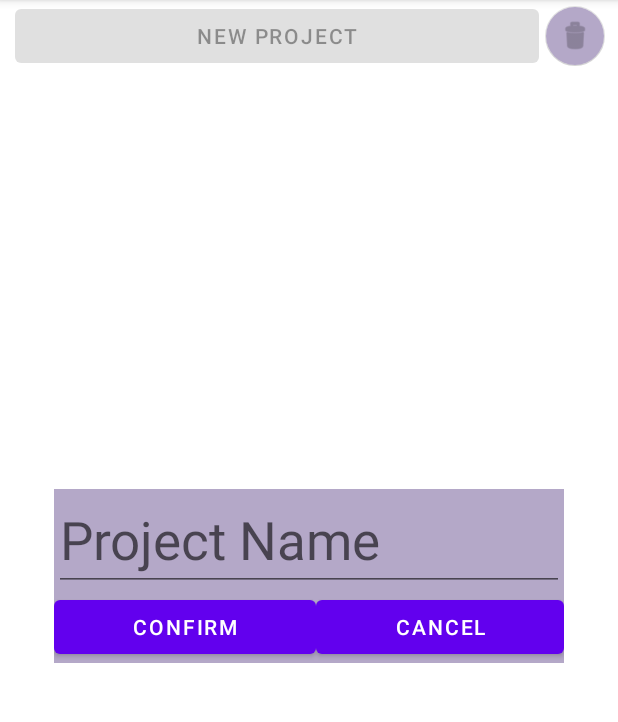
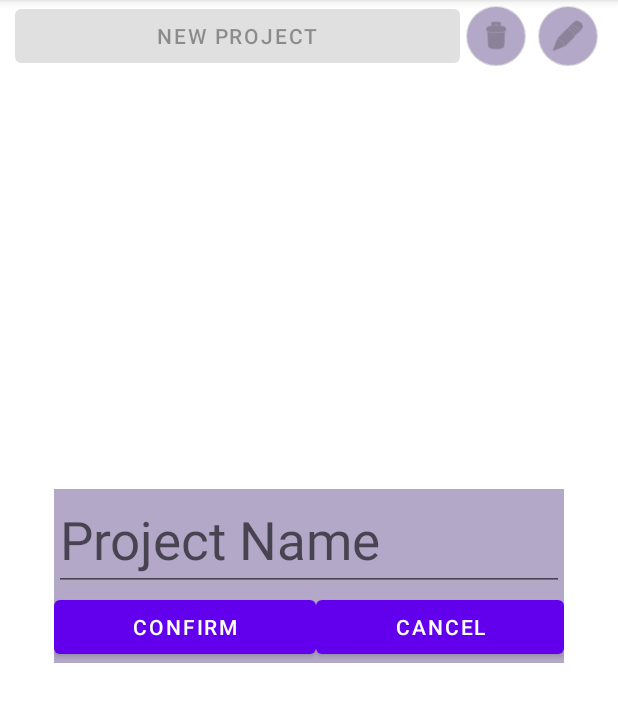
Before and after one commit to KatrinaGW/Stitcher-Personal-Project, an Android app: the screen it shows after launch (DisplayProjectsActivity), after a tap on "NEW PROJECT", on a phone screen of 412 x 824 dp, the part 84-806 px from its top. Run offline under Robolectric (Android 15) with nearby library versions, the phone set to English and light mode, and no system bars; our stand-ins replace Firebase (no records; nobody signed in at launch, a user with empty details on screens opened directly).

Commit message:
enable project renaming

```diff
--- /dev/null
+++ b/app/src/main/java/com/example/stitcher/Actions.java
@@ -0,0 +1,18 @@
+package com.example.stitcher;
+
+public enum Actions {
+    NO_ACTION("no_action"),
+    UPDATING("updating"),
+    DELETING("deleting"),
+    ADDING("adding");
+
+    private String value;
+
+    Actions(String valueName) {
+        this.value = valueName;
+    }
+
+    public String getValue() {
+        return value;
+    }
+}
--- a/app/src/main/java/com/example/stitcher/DisplayProjectsActivity.java
+++ b/app/src/main/java/com/example/stitcher/DisplayProjectsActivity.java
@@ -20,6 +20,7 @@ import com.example.stitcher.models.Project;
 import com.google.android.material.floatingactionbutton.FloatingActionButton;
 
 import java.util.ArrayList;
+import java.util.Objects;
 import java.util.UUID;
 import java.util.function.Function;
 
@@ -29,7 +30,9 @@ public class DisplayProjectsActivity extends AppCompatActivity implements EnterT
     ListView projectsListview;
     Button newProjectBtn;
     FloatingActionButton deleteProjectBtn;
-    private boolean deletingProject;
+    FloatingActionButton editProjectBtn;
+    private String currentAction;
+    private Project clickedProject;
 
     @Override
     protected void onCreate(Bundle savedInstanceState) {
@@ -41,21 +44,30 @@ public class DisplayProjectsActivity extends AppCompatActivity implements EnterT
     @Override
     protected void onResume() {
         super.onResume();
+        currentAction = Actions.NO_ACTION.getValue();
         init();
     }
 
     private void init(){
-        deletingProject = false;
         projectsListview = findViewById(R.id.strings_listview);
         newProjectBtn = findViewById(R.id.new_project_btn);
         deleteProjectBtn = findViewById(R.id.delete_project_fab);
+        editProjectBtn = findViewById(R.id.edit_project_fab);
         setProjectsArrayAdapter();
         setListeners();
     }
 
-    private void toggleDeleting(){
-        deletingProject = !deletingProject;
-        newProjectBtn.setEnabled(!deletingProject);
+    private void setCurrentAction(String newAction){
+        currentAction = newAction;
+        boolean isNoAction = currentAction.equals(Actions.NO_ACTION.getValue());
+
+        projectsListview.setVisibility(
+                currentAction.equals(Actions.DELETING.getValue()) || isNoAction
+                        || currentAction.equals(Actions.UPDATING.getValue()) ?
+                        View.VISIBLE : View.GONE);
+        newProjectBtn.setEnabled(isNoAction);
+        deleteProjectBtn.setEnabled(isNoAction || currentAction.equals(Actions.DELETING.getValue()));
+        editProjectBtn.setEnabled(isNoAction || currentAction.equals(Actions.UPDATING.getValue()));
     }
 
     private void setListeners(){
@@ -63,21 +75,22 @@ public class DisplayProjectsActivity extends AppCompatActivity implements EnterT
         deleteProjectBtn.setOnClickListener(new View.OnClickListener() {
             @Override
             public void onClick(View v) {
-                toggleDeleting();
+                setCurrentAction(currentAction.equals(Actions.DELETING.getValue()) ?
+                        Actions.NO_ACTION.getValue() : Actions.DELETING.getValue());
             }
         });
 
         projectsListview.setOnItemClickListener(new AdapterView.OnItemClickListener() {
             @Override
             public void onItemClick(AdapterView<?> parent, View view, int position, long id) {
-                Project clickedProject = projects.get(position);
+                clickedProject = projects.get(position);
 
-                if(!deletingProject){
+                if(currentAction.equals(Actions.NO_ACTION.getValue())){
                     Intent projectIntent = new Intent(DisplayProjectsActivity.this, DisplayProject.class);
                     projectIntent.putExtra(ViewConstants.SELECTED_PROJECT.getValue(), clickedProject);
 
                     startActivity(projectIntent);
-                }else{
+                }else if(currentAction.equals(Actions.DELETING.getValue())){
                     ProjectHandler projectHandler = new ProjectHandler();
 
                     projectHandler.deleteProject(clickedProject)
@@ -86,7 +99,7 @@ public class DisplayProjectsActivity extends AppCompatActivity implements EnterT
                                         @Override
                                         public void run() {
                                             if(success){
-                                                toggleDeleting();
+                                                setCurrentAction(Actions.NO_ACTION.getValue());
                                                 setProjectsArrayAdapter();
                                             }else{
                                                 Log.e(TAG, "Something went wrong when deleting the project!");
@@ -100,16 +113,35 @@ public class DisplayProjectsActivity extends AppCompatActivity implements EnterT
                                     return null;
                                 }
                             });
+                } else if (currentAction.equals(Actions.UPDATING.getValue())) {
+                    projectsListview.setVisibility(View.GONE);
+                    Bundle bundle = new Bundle();
+                    bundle.putInt(ViewConstants.FRAGMENT_HINT_MSG.getValue(), R.string.project_name_hint);
+                    bundle.putInt(ViewConstants.FRAGMENT_ERROR_MSG.getValue(), R.string.project_name_error_msg);
+                    bundle.putString(ViewConstants.FRAGMENT_EXISTING_STRING.getValue(), clickedProject.getName());
+                    EnterTextFragment fragment = new EnterTextFragment();
+                    fragment.setArguments(bundle);
+                    getSupportFragmentManager()
+                            .beginTransaction()
+                            .add(R.id.project_name_fragment_container, EnterTextFragment.class, null)
+                            .replace(R.id.project_name_fragment_container, fragment, null)
+                            .commit();
+
                 }
+            }
+        });
+
+        editProjectBtn.setOnClickListener(new View.OnClickListener() {
+            @Override
+            public void onClick(View v) {
+                setCurrentAction(Actions.UPDATING.getValue());
             }
         });
 
         newProjectBtn.setOnClickListener(new View.OnClickListener() {
             @Override
             public void onClick(View v) {
-                projectsListview.setVisibility(View.GONE);
-                newProjectBtn.setEnabled(false);
-                deleteProjectBtn.setEnabled(false);
+                setCurrentAction(Actions.ADDING.getValue());
 
                 Bundle bundle = new Bundle();
                 bundle.putInt(ViewConstants.FRAGMENT_HINT_MSG.getValue(), R.string.project_name_hint);
@@ -118,8 +150,8 @@ public class DisplayProjectsActivity extends AppCompatActivity implements EnterT
                 fragment.setArguments(bundle);
                 getSupportFragmentManager()
                         .beginTransaction()
-                        .add(R.id.new_project_fragment_container, EnterTextFragment.class, null)
-                        .replace(R.id.new_project_fragment_container, fragment, null)
+                        .add(R.id.project_name_fragment_container, EnterTextFragment.class, null)
+                        .replace(R.id.project_name_fragment_container, fragment, null)
                         .commit();
             }
         });
@@ -157,18 +189,21 @@ public class DisplayProjectsActivity extends AppCompatActivity implements EnterT
 
     @Override
     public void dismissFragment() {
-        newProjectBtn.setEnabled(true);
-        projectsListview.setVisibility(View.VISIBLE);
-        deleteProjectBtn.setEnabled(true);
+//        newProjectBtn.setEnabled(true);
+//        projectsListview.setVisibility(View.VISIBLE);
+//        deleteProjectBtn.setEnabled(true);
+
+        setCurrentAction(Actions.NO_ACTION.getValue());
 
         getSupportFragmentManager().beginTransaction().
-                remove(getSupportFragmentManager().findFragmentById(R.id.new_project_fragment_container)).commit();
+                remove(getSupportFragmentManager().findFragmentById(R.id.project_name_fragment_container)).commit();
     }
 
     @Override
     public void createNew(String input) {
         ProjectHandler projectHandler = new ProjectHandler();
 
+        if(currentAction.equals(Actions.ADDING.getValue())){
             projectHandler.createNewProject(new Project(UUID.randomUUID().toString(), input))
                     .thenAccept(success ->
                             runOnUiThread(new Runnable() {
@@ -189,5 +224,30 @@ public class DisplayProjectsActivity extends AppCompatActivity implements EnterT
                             return null;
                         }
                     });
+        }else if(currentAction.equals(Actions.UPDATING.getValue())){
+            clickedProject.setName(input);
+
+            projectHandler.updateProjectName(clickedProject)
+                    .thenAccept(success ->
+                            runOnUiThread(new Runnable() {
+                                @Override
+                                public void run() {
+                                    if(success){
+                                        setProjectsArrayAdapter();
+                                        dismissFragment();
+                                    }else{
+                                        Log.e(TAG, "Something went wrong when creating the project");
                                     }
                                 }
+                            }))
+                    .exceptionally(new Function<Throwable, Void>() {
+                        @Override
+                        public Void apply(Throwable throwable) {
+                            Log.e(TAG, throwable.getMessage(), throwable);
+                            return null;
+                        }
+                    });
+        }
+
+    }
+}
--- a/app/src/main/java/com/example/stitcher/EnterTextFragment.java
+++ b/app/src/main/java/com/example/stitcher/EnterTextFragment.java
@@ -20,6 +20,7 @@ public class EnterTextFragment extends Fragment {
     EditText enterTxt;
     EnterTextFragmentHandler fragmentHandler;
     TextView errorTxt;
+    String existingValue;
     int errorCode;
     int hintCode;
 
@@ -34,6 +35,7 @@ public class EnterTextFragment extends Fragment {
         super.onCreateView(inflater, container, savedInstanceState);
         errorCode = this.getArguments().getInt(ViewConstants.FRAGMENT_ERROR_MSG.getValue());
         hintCode = this.getArguments().getInt(ViewConstants.FRAGMENT_HINT_MSG.getValue());
+        existingValue = this.getArguments().getString(ViewConstants.FRAGMENT_EXISTING_STRING.getValue());
 
         return inflater.inflate(R.layout.fragment_enter_text,
                 container, false);
@@ -58,6 +60,9 @@ public class EnterTextFragment extends Fragment {
     private void init(){
         enterTxt = getView().findViewById(R.id.enter_text_edittext);
         enterTxt.setHint(hintCode);
+        if(existingValue != null){
+            enterTxt.setText(existingValue);
+        }
         confirmBtn = getView().findViewById(R.id.text_confirm_btn);
         cancelBtn = getView().findViewById(R.id.text_cancel_btn);
         errorTxt = getView().findViewById(R.id.txt_error_msg);
--- a/app/src/main/java/com/example/stitcher/ViewConstants.java
+++ b/app/src/main/java/com/example/stitcher/ViewConstants.java
@@ -2,6 +2,7 @@ package com.example.stitcher;
 
 public enum ViewConstants {
     FRAGMENT_ERROR_MSG("error_msg"),
+    FRAGMENT_EXISTING_STRING("fragment_text_value"),
     FRAGMENT_HINT_MSG("hint_msg"),
     SELECTED_PROJECT("selectedProject"),
     SELECTED_COUNTER("selectedCounter"),
--- a/app/src/main/res/layout/display_projects.xml
+++ b/app/src/main/res/layout/display_projects.xml
@@ -10,7 +10,7 @@
         android:id="@+id/projects_buttons_layout"
         android:layout_width="match_parent"
         android:layout_height="wrap_content"
-        android:weightSum="2"
+        android:weightSum="3"
         android:orientation="horizontal">
 
         <Button
@@ -18,7 +18,7 @@
             android:layout_width="wrap_content"
             android:layout_height="wrap_content"
             android:layout_marginLeft="10dp"
-            android:layout_weight="1.6"
+            android:layout_weight="1.8"
             android:text="New Project" />
 
         <com.google.android.material.floatingactionbutton.FloatingActionButton
@@ -30,12 +30,24 @@
             android:contentDescription="@string/delete_project"
             app:srcCompat="@android:drawable/ic_menu_delete"
             android:focusable="true"
-            android:layout_weight="0.4"
+            android:layout_weight="0.6"
+            app:fabSize="mini" />
+
+        <com.google.android.material.floatingactionbutton.FloatingActionButton
+            android:id="@+id/edit_project_fab"
+            android:layout_width="0dp"
+            android:layout_height="wrap_content"
+            android:backgroundTint="@color/url_background"
+            android:clickable="true"
+            android:contentDescription="@string/delete_project"
+            app:srcCompat="@android:drawable/ic_menu_edit"
+            android:focusable="true"
+            android:layout_weight="0.6"
             app:fabSize="mini" />
     </LinearLayout>
 
         <androidx.fragment.app.FragmentContainerView
-        android:id="@+id/new_project_fragment_container"
+        android:id="@+id/project_name_fragment_container"
         android:layout_centerInParent="true"
         android:layout_width="wrap_content"
         android:layout_height="wrap_content" />
```
Also changed, not shown: app/src/main/java/com/example/stitcher/controllers/ProjectsCollection.java (+23 -0 lines), app/src/main/java/com/example/stitcher/controllers/handlers/ProjectHandler.java (+17 -0 lines). Lines whose indentation alone changed are shown as unchanged.
